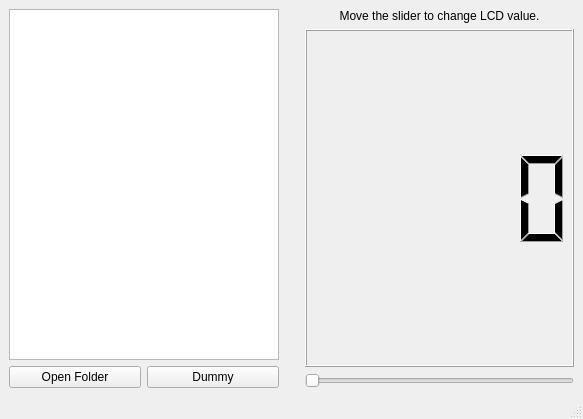
The window that pyqt/test_pyqt/test_pyqt.ui (opetelin/olegs_test_repo) describes before a commit, drawn with Qt 5.
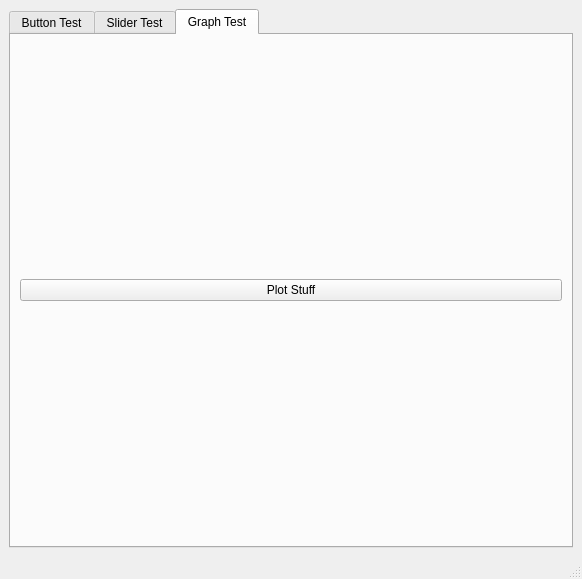
The same window after the commit.

Commit message: Plotting a graph in the GUI.

The edit to the form file:
```diff
--- a/pyqt/test_pyqt/test_pyqt.ui
+++ b/pyqt/test_pyqt/test_pyqt.ui
@@ -6,8 +6,8 @@
    <rect>
     <x>0</x>
     <y>0</y>
-    <width>583</width>
-    <height>419</height>
+    <width>582</width>
+    <height>579</height>
    </rect>
   </property>
   <property name="windowTitle">
@@ -16,6 +16,24 @@
   <widget class="QWidget" name="centralwidget">
    <layout class="QHBoxLayout" name="horizontalLayout">
     <item>
+     <widget class="QTabWidget" name="tabWidget">
+      <property name="currentIndex">
+       <number>2</number>
+      </property>
+      <widget class="QWidget" name="tab">
+       <property name="sizePolicy">
+        <sizepolicy hsizetype="Preferred" vsizetype="Preferred">
+         <horstretch>0</horstretch>
+         <verstretch>0</verstretch>
+        </sizepolicy>
+       </property>
+       <attribute name="title">
+        <string>Button Test</string>
+       </attribute>
+       <layout class="QHBoxLayout" name="horizontalLayout_6">
+        <item>
+         <layout class="QHBoxLayout" name="horizontalLayout_5">
+          <item>
      <layout class="QVBoxLayout" name="verticalLayout_3">
       <item>
        <layout class="QVBoxLayout" name="verticalLayout_4"/>
@@ -43,19 +61,17 @@
       </item>
      </layout>
     </item>
-    <item>
-     <spacer name="verticalSpacer">
-      <property name="orientation">
-       <enum>Qt::Vertical</enum>
-      </property>
-      <property name="sizeHint" stdset="0">
-       <size>
-        <width>20</width>
-        <height>40</height>
-       </size>
-      </property>
-     </spacer>
-    </item>
+         </layout>
+        </item>
+       </layout>
+       <zorder>horizontalLayoutWidget</zorder>
+       <zorder>horizontalLayoutWidget</zorder>
+      </widget>
+      <widget class="QWidget" name="tab_2">
+       <attribute name="title">
+        <string>Slider Test</string>
+       </attribute>
+       <layout class="QHBoxLayout" name="horizontalLayout_7">
     <item>
      <layout class="QHBoxLayout" name="horizontalLayout_4">
       <item>
@@ -86,6 +102,30 @@
        </layout>
       </item>
      </layout>
+        </item>
+       </layout>
+      </widget>
+      <widget class="QWidget" name="tab_3">
+       <attribute name="title">
+        <string>Graph Test</string>
+       </attribute>
+       <layout class="QVBoxLayout" name="verticalLayout_2">
+        <item>
+         <layout class="QVBoxLayout" name="graph_container"/>
+        </item>
+        <item>
+         <layout class="QVBoxLayout" name="toolbar_container"/>
+        </item>
+        <item>
+         <widget class="QPushButton" name="btn_plot">
+          <property name="text">
+           <string>Plot Stuff</string>
+          </property>
+         </widget>
+        </item>
+       </layout>
+      </widget>
+     </widget>
     </item>
    </layout>
   </widget>
```
Left out of the diff: 3 changed lines with no effect on the pictures. Lines whose indentation alone changed are shown as unchanged. The commit also changes 2 other files.
